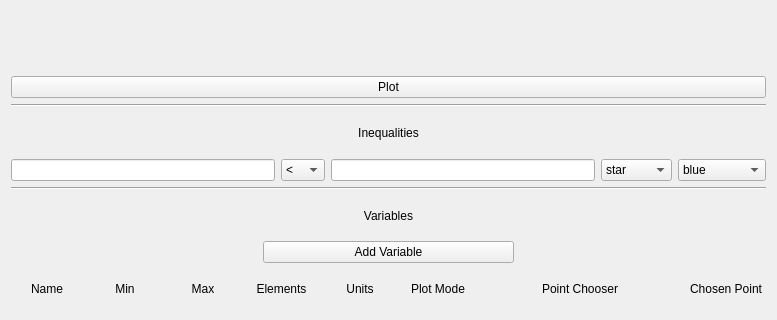
Above: bareminimumplotter.ui from xpcoffee/plotus before the change; both pictures show x 0 to 777 and y 391 to 711 of the 777 by 711 pixel window. Below: the same form after it.
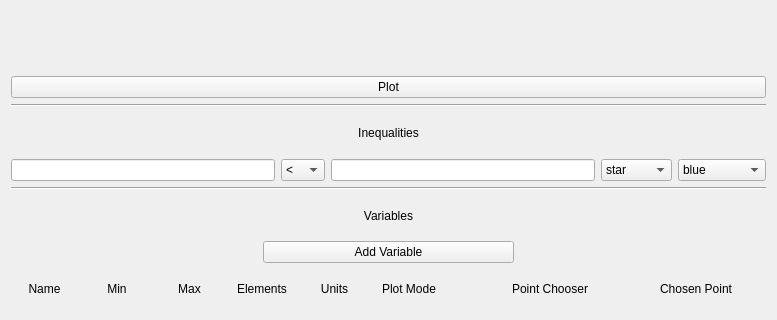
That is the form after the change. Custom widgets are drawn as their Qt base class.

Patch:
```diff
--- a/bareminimumplotter.ui
+++ b/bareminimumplotter.ui
@@ -319,6 +319,22 @@
         </property>
        </widget>
       </item>
+      <item>
+       <spacer name="horizontalSpacer_3">
+        <property name="orientation">
+         <enum>Qt::Horizontal</enum>
+        </property>
+        <property name="sizeType">
+         <enum>QSizePolicy::Preferred</enum>
+        </property>
+        <property name="sizeHint" stdset="0">
+         <size>
+          <width>30</width>
+          <height>20</height>
+         </size>
+        </property>
+       </spacer>
+      </item>
      </layout>
     </item>
     <item row="1" column="0">
```
